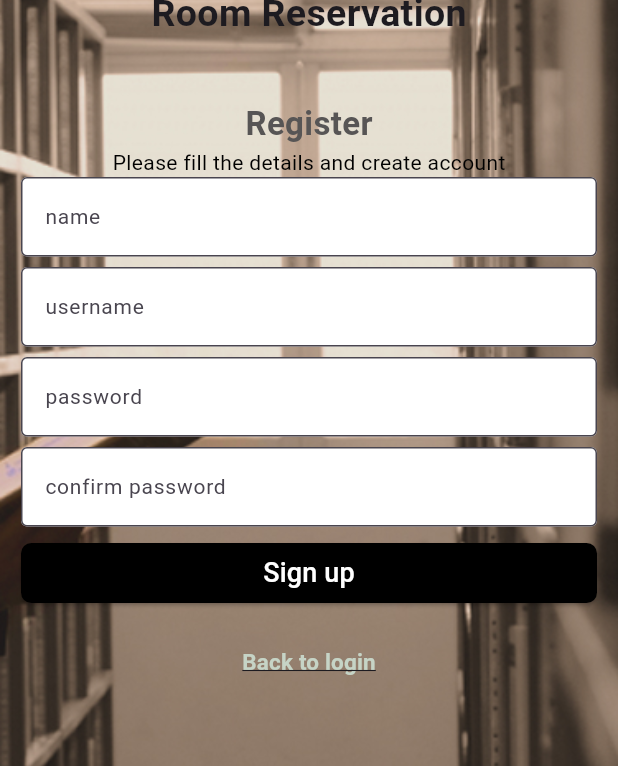
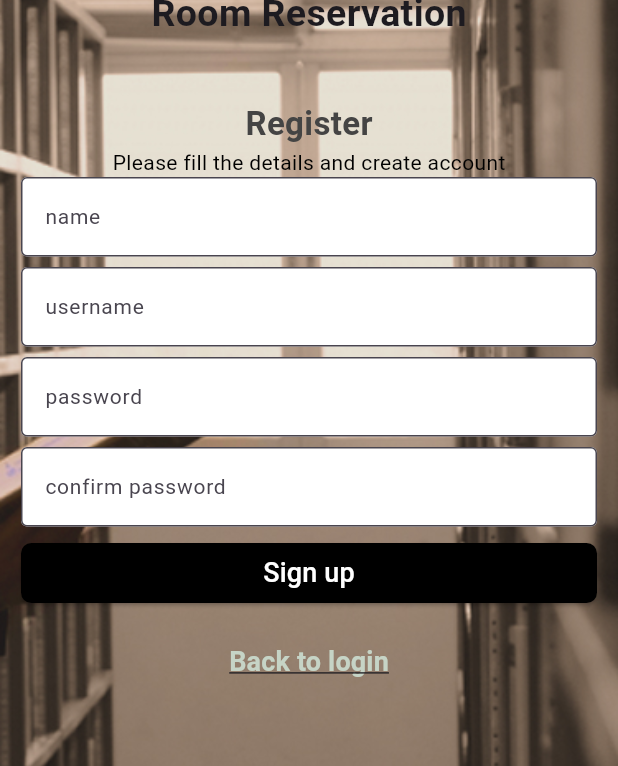
Before and after one commit to 6631501045-TBuaekem/Room_management_system, a Flutter app: the screen it shows after launch, after a tap on "Sign up", on a phone screen of 412 x 824 dp. Shown: the part 276-1042 px from the top of the screen. Run offline on Flutter 3.47's test engine with Material 3 defaults, Android fonts, the phone set to English and light mode, and no system bars; network calls fail.

Commit message:
make text bigger in login and register

```diff
--- a/flutter_project/lib/pages/loginout/login.dart
+++ b/flutter_project/lib/pages/loginout/login.dart
@@ -62,13 +62,13 @@ class _LoginpageState extends State<Loginpage> {
               children: [
                 Text(
                   'Room Reservation',
-                  style: TextStyle(fontSize: 25, fontWeight: FontWeight.bold),
+                  style: TextStyle(fontSize: 35, color: const Color.fromARGB(255, 0, 0, 0), fontWeight: FontWeight.bold),
                 ),
                 SizedBox(height: 60),
                 Text(
                   'Login',
                   style: TextStyle(
-                    fontSize: 22,
+                    fontSize: 25,
                     color: Colors.white,
                     fontWeight: FontWeight.bold,
                   ),
@@ -114,7 +114,7 @@ class _LoginpageState extends State<Loginpage> {
                         ),
                         child: const Text(
                           'Sign in',
-                          style: TextStyle(fontSize: 17, color: Colors.white),
+                          style: TextStyle(fontSize: 18, color: Colors.white),
                         ),
                       ),
                     ),
@@ -149,8 +149,8 @@ class _LoginpageState extends State<Loginpage> {
                   child: const Text(
                     'Sign up',
                     style: TextStyle(
-                      fontSize: 15,
-                      color: Colors.green,
+                      fontSize: 21,
+                      color: Color.fromARGB(255, 0, 0, 0),
                       fontWeight: FontWeight.bold,
                       decoration: TextDecoration.underline,
                     ),
--- a/flutter_project/lib/pages/loginout/register.dart
+++ b/flutter_project/lib/pages/loginout/register.dart
@@ -77,7 +77,7 @@ class _RegisterpageState extends State<Registerpage> {
                     'Register',
                     style: TextStyle(
                       fontSize: 22,
-                      color: const Color.fromARGB(255, 87, 85, 85),
+                      color: const Color.fromARGB(255, 68, 68, 68),
                       fontWeight: FontWeight.bold,
                     ),
                   ),
@@ -156,7 +156,7 @@ class _RegisterpageState extends State<Registerpage> {
                     child: const Text(
                       'Back to login',
                       style: TextStyle(
-                        fontSize: 15,
+                        fontSize: 18,
                         color: Color.fromARGB(255, 198, 212, 198),
                         fontWeight: FontWeight.bold,
                         decoration: TextDecoration.underline,
```
